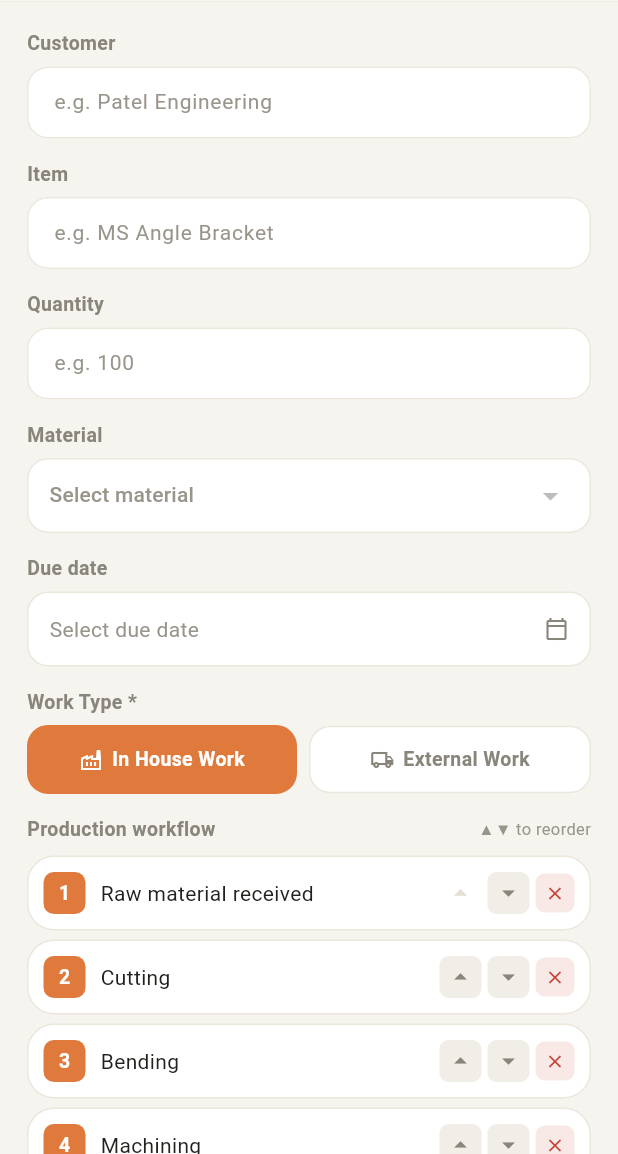
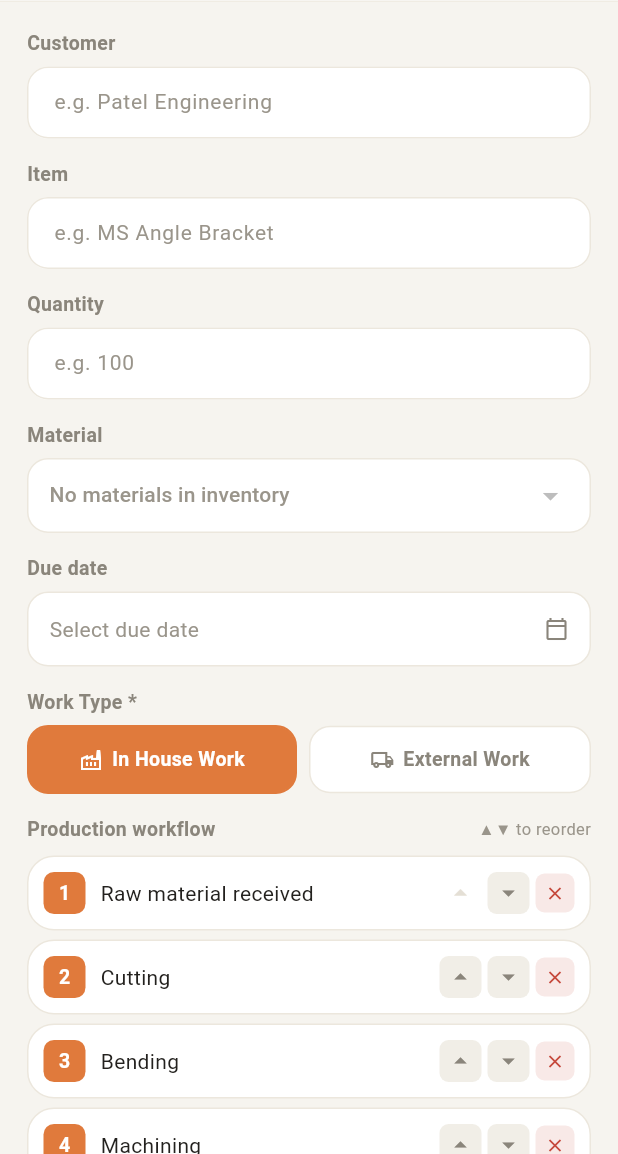
Before and after one commit to shivani0106/Anvil-Iron, a Flutter app: the screen it shows once a user with an empty profile is signed in, after a tap on "New Job Order", on a phone screen of 412 x 824 dp, the part 82-1236 px from its top. Run offline on Flutter 3.47's test engine with Material 3 defaults, Android fonts, the phone set to English and light mode, and no system bars; our stand-ins replace equatable, file_picker, flutter_bloc, flutter_dotenv, google_sign_in, photo_view and 3 more; missing offline and left inert: anthropic_sdk_dart, syncfusion_flutter_pdfviewer; accounts and stored records are empty; Roboto replaces fonts that are missing (SF Pro Display).

Commit message:
update code

```diff
--- a/lib/app.dart
+++ b/lib/app.dart
@@ -129,7 +129,7 @@ class _AppProviders extends StatelessWidget {
         BlocProvider(create: (_) => CustomersCubit()),
         BlocProvider(create: (_) => SuppliersCubit()),
         BlocProvider(create: (_) => MachinesCubit()),
-        BlocProvider(create: (_) => MaterialsCubit()),
+        BlocProvider(create: (ctx) => MaterialsCubit(inventoryCubit: ctx.read<InventoryCubit>())),
         BlocProvider(create: (_) => TeamsMgmtCubit()),
         BlocProvider(create: (_) => DrawingsCubit()),
         BlocProvider(
--- a/lib/cubits/inventory/inventory_cubit.dart
+++ b/lib/cubits/inventory/inventory_cubit.dart
@@ -1,22 +1,34 @@
 import 'package:flutter_bloc/flutter_bloc.dart';
 import 'package:intl/intl.dart';
+import 'package:supabase_flutter/supabase_flutter.dart';
 import '../../models/inventory_item.dart';
 import '../../repositories/inventory_repository.dart';
 import 'inventory_state.dart';
 
 class InventoryCubit extends Cubit<InventoryState> {
   final InventoryRepository _repo;
+  RealtimeChannel? _channel;
 
   InventoryCubit({InventoryRepository? repo})
       : _repo = repo ?? InventoryRepository(),
         super(const InventoryState(items: [], isLoading: true)) {
-    loadData();
+    _init();
+  }
+
+  Future<void> _init() async {
+    await loadData();
+    _subscribeRealtime();
   }
 
   Future<void> loadData() async {
     emit(state.copyWith(isLoading: true));
     final items = await _repo.fetchAll();
     emit(state.copyWith(items: items, isLoading: false));
+  }
+
+  void _subscribeRealtime() {
+    _channel?.unsubscribe();
+    _channel = _repo.subscribeToChanges(() => loadData());
   }
 
   void setSearch(String query) {
@@ -48,6 +60,13 @@ class InventoryCubit extends Cubit<InventoryState> {
     emit(state.copyWith(items: updated, stockInput: ''));
   }
 
+  Future<void> addItem(InventoryItem item) async {
+    try {
+      final created = await _repo.addItem(item);
+      emit(state.copyWith(items: [...state.items, created]));
+    } catch (_) {}
+  }
+
   InventoryItem? getItemById(int id) {
     try {
       return state.items.firstWhere((m) => m.id == id);
@@ -55,4 +74,10 @@ class InventoryCubit extends Cubit<InventoryState> {
       return null;
     }
   }
+
+  @override
+  Future<void> close() {
+    _channel?.unsubscribe();
+    return super.close();
+  }
 }
--- a/lib/cubits/materials/materials_cubit.dart
+++ b/lib/cubits/materials/materials_cubit.dart
@@ -1,15 +1,19 @@
 import 'package:flutter_bloc/flutter_bloc.dart';
 import 'package:supabase_flutter/supabase_flutter.dart';
 import '../../models/app_material.dart';
+import '../../models/inventory_item.dart';
 import '../../repositories/app_materials_repository.dart';
+import '../inventory/inventory_cubit.dart';
 import 'materials_state.dart';
 
 class MaterialsCubit extends Cubit<MaterialsState> {
   final AppMaterialsRepository _repo;
+  final InventoryCubit? _inventoryCubit;
   RealtimeChannel? _channel;
 
-  MaterialsCubit({AppMaterialsRepository? repo})
+  MaterialsCubit({AppMaterialsRepository? repo, InventoryCubit? inventoryCubit})
       : _repo = repo ?? AppMaterialsRepository(),
+        _inventoryCubit = inventoryCubit,
         super(const MaterialsState(isLoading: true)) {
     loadData();
   }
@@ -38,6 +42,14 @@ class MaterialsCubit extends Cubit<MaterialsState> {
     try {
       final created = await _repo.create(material);
       emit(state.copyWith(materials: [...state.materials, created]));
+      await _inventoryCubit?.addItem(InventoryItem(
+        id: 0,
+        name: created.name,
+        category: created.type.isEmpty ? 'General' : created.type,
+        qty: created.quantity,
+        unit: created.unit.isEmpty ? 'pcs' : created.unit,
+        reorder: 0,
+      ));
       return true;
     } catch (e) {
       emit(state.copyWith(error: 'Failed to save material'));
--- a/lib/cubits/orders/orders_state.dart
+++ b/lib/cubits/orders/orders_state.dart
@@ -18,6 +18,7 @@ class OrdersState extends Equatable {
   final List<String> formWorkflowSteps;
   final String formError;
   final bool isLoading;
+  final bool isSubmitting;
 
   const OrdersState({
     required this.orders,
@@ -42,6 +43,7 @@ class OrdersState extends Equatable {
     ],
     this.formError = '',
     this.isLoading = false,
+    this.isSubmitting = false,
   });
 
   List<Order> get filteredOrders {
@@ -87,6 +89,7 @@ class OrdersState extends Equatable {
     List<String>? formWorkflowSteps,
     String? formError,
     bool? isLoading,
+    bool? isSubmitting,
   }) {
     return OrdersState(
       orders: orders ?? this.orders,
@@ -102,6 +105,7 @@ class OrdersState extends Equatable {
       formWorkflowSteps: formWorkflowSteps ?? this.formWorkflowSteps,
       formError: formError ?? this.formError,
       isLoading: isLoading ?? this.isLoading,
+      isSubmitting: isSubmitting ?? this.isSubmitting,
     );
   }
 
@@ -109,6 +113,6 @@ class OrdersState extends Equatable {
   List<Object?> get props => [
         orders, filter, workTypeFilter, searchQuery,
         formCustomer, formItem, formQty, formMaterial, formDue,
-        formWorkType, formWorkflowSteps, formError, isLoading,
+        formWorkType, formWorkflowSteps, formError, isLoading, isSubmitting,
       ];
 }
--- a/lib/repositories/inventory_repository.dart
+++ b/lib/repositories/inventory_repository.dart
@@ -24,4 +24,28 @@ class InventoryRepository {
       'note': entry.note,
     });
   }
+
+  Future<InventoryItem> addItem(InventoryItem item) async {
+    final data = await _client.from('inventory_items').insert({
+      'user_id': _client.auth.currentUser!.id,
+      'name': item.name,
+      'category': item.category,
+      'qty': item.qty,
+      'unit': item.unit,
+      'reorder_qty': item.reorder,
+    }).select().single();
+    return InventoryItem.fromJson({...data, 'stock_log_entries': []});
+  }
+
+  RealtimeChannel subscribeToChanges(void Function() onChanged) {
+    return _client
+        .channel('public:inventory_items')
+        .onPostgresChanges(
+          event: PostgresChangeEvent.all,
+          schema: 'public',
+          table: 'inventory_items',
+          callback: (_) => onChanged(),
+        )
+        .subscribe();
+  }
 }
--- a/lib/repositories/orders_repository.dart
+++ b/lib/repositories/orders_repository.dart
@@ -10,7 +10,9 @@ class OrdersRepository {
   }
 
   Future<Order> create(Order order) async {
-    final json = order.toJson()..['user_id'] = _client.auth.currentUser!.id;
+    final json = order.toJson()
+      ..remove('id') // let the DB auto-generate the primary key
+      ..['user_id'] = _client.auth.currentUser!.id;
     final data = await _client.from('orders').insert(json).select().single();
     return Order.fromJson(data);
   }
--- a/lib/screens/orders/new_order_screen.dart
+++ b/lib/screens/orders/new_order_screen.dart
@@ -8,6 +8,7 @@ import '../../cubits/navigation/navigation_state.dart';
 import '../../cubits/orders/orders_cubit.dart';
 import '../../cubits/orders/orders_state.dart';
 import '../../cubits/inventory/inventory_cubit.dart';
+import '../../cubits/inventory/inventory_state.dart';
 import '../../models/order.dart';
 import '../../widgets/common/screen_app_bar.dart';
 
@@ -16,14 +17,16 @@ class NewOrderScreen extends StatelessWidget {
 
   @override
   Widget build(BuildContext context) {
+    return BlocBuilder<InventoryCubit, InventoryState>(
+      builder: (ctx, inventoryState) {
         return BlocBuilder<OrdersCubit, OrdersState>(
           builder: (ctx, state) {
             final nav = ctx.read<NavigationCubit>();
             final ordersCubit = ctx.read<OrdersCubit>();
-        final materials = ctx.read<InventoryCubit>().state.items.map((m) => m.name).toList();
+            final materials = inventoryState.items.map((m) => m.name).toList();
 
             return Scaffold(
-          backgroundColor: context.colors.background,
+              backgroundColor: ctx.colors.background,
               appBar: const ScreenAppBar(title: 'New Job Order'),
               body: SingleChildScrollView(
                 padding: const EdgeInsets.all(18),
@@ -31,7 +34,7 @@ class NewOrderScreen extends StatelessWidget {
                   crossAxisAlignment: CrossAxisAlignment.start,
                   children: [
                     _buildField(
-                  context: context,
+                      context: ctx,
                       label: 'Customer',
                       hint: 'e.g. Patel Engineering',
                       value: state.formCustomer,
@@ -39,7 +42,7 @@ class NewOrderScreen extends StatelessWidget {
                     ),
                     const SizedBox(height: 14),
                     _buildField(
-                  context: context,
+                      context: ctx,
                       label: 'Item',
                       hint: 'e.g. MS Angle Bracket',
                       value: state.formItem,
@@ -47,7 +50,7 @@ class NewOrderScreen extends StatelessWidget {
                     ),
                     const SizedBox(height: 14),
                     _buildField(
-                  context: context,
+                      context: ctx,
                       label: 'Quantity',
                       hint: 'e.g. 100',
                       value: state.formQty,
@@ -56,9 +59,13 @@ class NewOrderScreen extends StatelessWidget {
                     ),
                     const SizedBox(height: 14),
                     _buildDropdownField(
-                  context: context,
+                      context: ctx,
                       label: 'Material',
-                  hint: 'Select material',
+                      hint: inventoryState.isLoading
+                          ? 'Loading materials...'
+                          : materials.isEmpty
+                              ? 'No materials in inventory'
+                              : 'Select material',
                       value: state.formMaterial.isEmpty ? null : state.formMaterial,
                       options: materials,
                       onChanged: (v) => ordersCubit.updateForm(material: v ?? ''),
@@ -71,7 +78,7 @@ class NewOrderScreen extends StatelessWidget {
                     ),
                     const SizedBox(height: 14),
                     _buildWorkTypeField(
-                  context: context,
+                      context: ctx,
                       value: state.formWorkType,
                       onChanged: (v) => ordersCubit.updateForm(workType: v),
                     ),
@@ -88,7 +95,7 @@ class NewOrderScreen extends StatelessWidget {
                       Container(
                         padding: const EdgeInsets.all(12),
                         decoration: BoxDecoration(
-                      color: context.colors.errorSoft,
+                          color: ctx.colors.errorSoft,
                           borderRadius: BorderRadius.circular(AppTheme.radiusMd),
                           border: Border.all(color: AppColorScheme.error.withValues(alpha: 0.3)),
                         ),
@@ -110,9 +117,11 @@ class NewOrderScreen extends StatelessWidget {
                     SizedBox(
                       width: double.infinity,
                       child: ElevatedButton(
-                    onPressed: () async {
+                        onPressed: state.isSubmitting
+                            ? null
+                            : () async {
                                 final newId = await ordersCubit.submitOrder();
-                      if (newId != null) {
+                                if (newId != null && ctx.mounted) {
                                   nav.replaceStack([
                                     const ScreenEntry(screen: AppScreen.hub),
                                     const ScreenEntry(screen: AppScreen.orders),
@@ -120,12 +129,20 @@ class NewOrderScreen extends StatelessWidget {
                                   nav.showToast('Job #$newId created');
                                 }
                               },
-                    child: const Text('Create Order'),
+                        child: state.isSubmitting
+                            ? const SizedBox(
+                                height: 18,
+                                width: 18,
+                                child: CircularProgressIndicator(strokeWidth: 2, color: Colors.white),
+                              )
+                            : const Text('Create Order'),
                       ),
                     ),
                   ],
                 ),
               ),
+            );
+          },
         );
       },
     );
--- a/lib/screens/orders/order_detail_screen.dart
+++ b/lib/screens/orders/order_detail_screen.dart
@@ -112,7 +112,7 @@ class _OrderDetailView extends StatelessWidget {
                             } else {
                               await ordersCubit.advanceWorkflowStep(order.id, steps.length);
                               final updated = ordersCubit.getOrderById(order.id);
-                              if (updated != null && updated.currentStep < steps.length) {
+                              if (updated != null && updated.currentStep >= 0 && updated.currentStep < steps.length) {
                                 navCubit.showToast('Started: ${steps[updated.currentStep].name}');
                               }
                             }
@@ -125,7 +125,8 @@ class _OrderDetailView extends StatelessWidget {
                               navCubit.showToast('Moved to ${updated.stageLabel}');
                             }
                           }
-                        } catch (_) {
+                        } catch (e) {
+                          debugPrint('Production stage update error: $e');
                           navCubit.showToast('Update failed. Please try again.');
                         }
                       },
```
Also changed, not shown: lib/cubits/orders/orders_cubit.dart (+12 -3 lines), 2 other files. Lines whose indentation alone changed are shown as unchanged.
